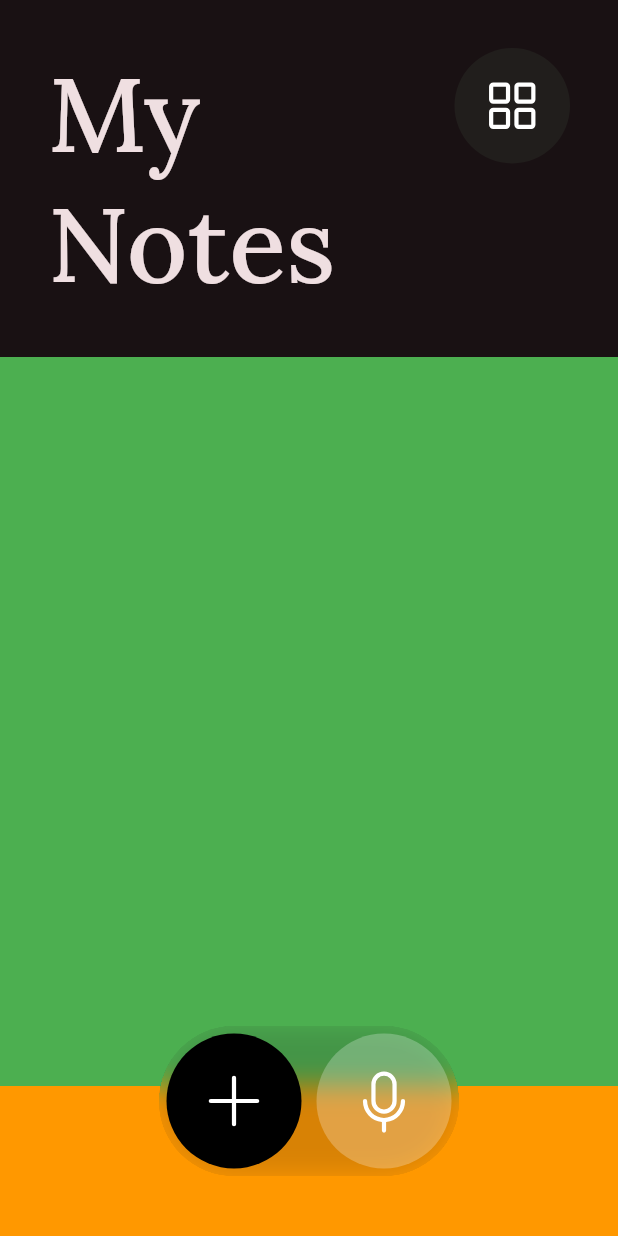
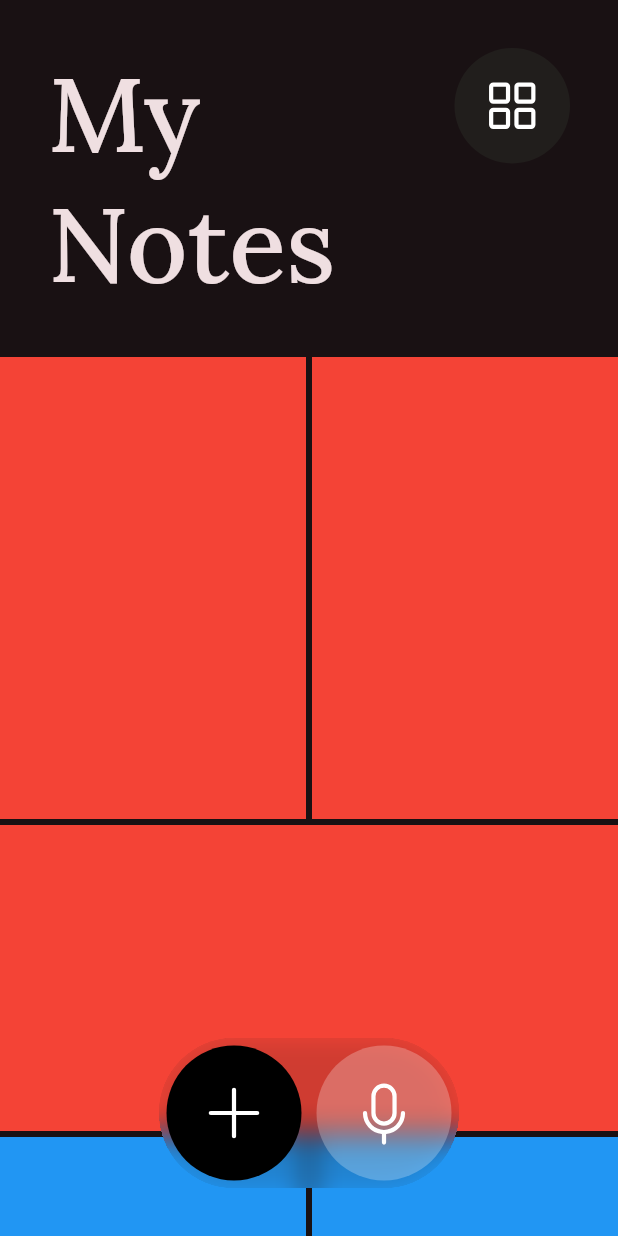
Before and after one commit to zTomz/Flutter-Samples, a Flutter app: the screen it shows after launch, on a phone screen of 412 x 824 dp. Run offline on Flutter 3.47's test engine with Material 3 defaults, Android fonts, the phone set to English and light mode, and no system bars; our stand-ins replace freezed_annotation, google_fonts, phosphor_flutter.

Commit message:
Created note and add freezed

```diff
--- a/notes/analysis_options.yaml
+++ b/notes/analysis_options.yaml
@@ -1,28 +1,8 @@
-# This file configures the analyzer, which statically analyzes Dart code to
-# check for errors, warnings, and lints.
-#
-# The issues identified by the analyzer are surfaced in the UI of Dart-enabled
-# IDEs (https://dart.dev/tools#ides-and-editors). The analyzer can also be
-# invoked from the command line by running `flutter analyze`.
-
-# The following line activates a set of recommended lints for Flutter apps,
-# packages, and plugins designed to encourage good coding practices.
 include: package:flutter_lints/flutter.yaml
 
 linter:
-  # The lint rules applied to this project can be customized in the
-  # section below to disable rules from the `package:flutter_lints/flutter.yaml`
-  # included above or to enable additional rules. A list of all available lints
-  # and their documentation is published at https://dart.dev/lints.
-  #
-  # Instead of disabling a lint rule for the entire project in the
-  # section below, it can also be suppressed for a single line of code
-  # or a specific dart file by using the `// ignore: name_of_lint` and
-  # `// ignore_for_file: name_of_lint` syntax on the line or in the file
-  # producing the lint.
   rules:
-    # avoid_print: false  # Uncomment to disable the `avoid_print` rule
-    # prefer_single_quotes: true  # Uncomment to enable the `prefer_single_quotes` rule
 
-# Additional information about this file can be found at
-# https://dart.dev/guides/language/analysis-options
+analyzer:
+  errors:
+    invalid_annotation_target: ignore
--- a/notes/lib/main.dart
+++ b/notes/lib/main.dart
@@ -1,5 +1,5 @@
 import 'package:flutter/material.dart';
-import 'package:notes/pages/home_page.dart';
+import 'package:notes/presentation/pages/home_page.dart';
 import 'package:google_fonts/google_fonts.dart';
 
 void main() {
--- /dev/null
+++ b/notes/lib/models/note/note.dart
@@ -0,0 +1,16 @@
+import 'package:freezed_annotation/freezed_annotation.dart';
+import 'package:flutter/foundation.dart';
+
+part 'note.freezed.dart';
+part 'note.g.dart';
+
+@freezed
+class Note with _$Note {
+  const factory Note({
+    required String title,
+    required String text,
+    required DateTime lastUpdated,
+  }) = _Note;
+
+  factory Note.fromJson(Map<String, dynamic> json) => _$NoteFromJson(json);
+}
--- a/notes/lib/pages/home_page.dart
+++ /dev/null
@@ -1,95 +0,0 @@
-import 'dart:ui';
-
-import 'package:flutter/material.dart';
-import 'package:phosphor_flutter/phosphor_flutter.dart';
-
-class HomePage extends StatefulWidget {
-  const HomePage({super.key});
-
-  @override
-  State<HomePage> createState() => _HomePageState();
-}
-
-class _HomePageState extends State<HomePage> {
-  @override
-  Widget build(BuildContext context) {
-    return Scaffold(
-      bottomNavigationBar: Align(
-        alignment: Alignment.bottomCenter,
-        child: Container(
-          width: 200,
-          height: 100,
-          margin: const EdgeInsets.only(bottom: 40),
-          clipBehavior: Clip.hardEdge,
-          decoration: BoxDecoration(
-            color: Theme.of(context).colorScheme.secondary.withOpacity(0.175),
-            borderRadius: BorderRadius.circular(180),
-          ),
-          child: BackdropFilter(
-            filter: ImageFilter.blur(sigmaX: 9, sigmaY: 9),
-            child: Row(
-              mainAxisSize: MainAxisSize.min,
-              mainAxisAlignment: MainAxisAlignment.spaceAround,
-              children: [
-                IconButton(
-                  onPressed: () {},
-                  style: IconButton.styleFrom(
-                    backgroundColor: Colors.black,
-                    fixedSize: const Size(90, 90),
-                  ),
-                  icon: PhosphorIcon(
-                    PhosphorIcons.plus(),
-                  ),
-                ),
-                IconButton(
-                  onPressed: () {},
-                  style: IconButton.styleFrom(
-                    backgroundColor: Colors.white.withOpacity(0.25),
-                    fixedSize: const Size(90, 90),
-                  ),
-                  icon: PhosphorIcon(
-                    PhosphorIcons.microphone(),
-                  ),
-                ),
-              ],
-            ),
-          ),
-        ),
-      ),
-      extendBody: true,
-      body: Column(
-        children: [
-          SizedBox(height: MediaQuery.of(context).padding.top),
-          Padding(
-            padding: const EdgeInsets.all(32.0),
-            child: Row(
-              mainAxisAlignment: MainAxisAlignment.spaceBetween,
-              crossAxisAlignment: CrossAxisAlignment.start,
-              children: [
-                Text(
-                  "My\nNotes",
-                  style: Theme.of(context).textTheme.headlineLarge,
-                ),
-                IconButton.filledTonal(
-                  onPressed: () {},
-                  icon: PhosphorIcon(
-                    PhosphorIcons.squaresFour(),
-                  ),
-                ),
-              ],
-            ),
-          ),
-          Expanded(
-            child: Container(
-              color: Colors.green,
-            ),
-          ),
-          Container(
-            color: Colors.orange,
-            height: 100,
-          ),
-        ],
-      ),
-    );
-  }
-}
--- /dev/null
+++ b/notes/lib/presentation/pages/home_page.dart
@@ -0,0 +1,185 @@
+import 'dart:ui';
+
+import 'package:flutter/cupertino.dart';
+import 'package:flutter/material.dart';
+import 'package:flutter/widgets.dart';
+import 'package:flutter_staggered_grid_view/flutter_staggered_grid_view.dart';
+import 'package:phosphor_flutter/phosphor_flutter.dart';
+
+class HomePage extends StatefulWidget {
+  const HomePage({super.key});
+
+  @override
+  State<HomePage> createState() => _HomePageState();
+}
+
+class _HomePageState extends State<HomePage> {
+  @override
+  Widget build(BuildContext context) {
+    return Scaffold(
+      body: Stack(
+        alignment: Alignment.center,
+        children: [
+          Positioned.fill(
+            child: ListView(
+              children: [
+                Padding(
+                  padding: const EdgeInsets.all(32.0),
+                  child: Row(
+                    mainAxisAlignment: MainAxisAlignment.spaceBetween,
+                    crossAxisAlignment: CrossAxisAlignment.start,
+                    children: [
+                      Text(
+                        "My\nNotes",
+                        style: Theme.of(context).textTheme.headlineLarge,
+                      ),
+                      IconButton.filledTonal(
+                        onPressed: () {},
+                        icon: PhosphorIcon(
+                          PhosphorIcons.squaresFour(),
+                        ),
+                      ),
+                    ],
+                  ),
+                ),
+                StaggeredGrid.count(
+                  crossAxisCount: 2,
+                  mainAxisSpacing: 4,
+                  crossAxisSpacing: 4,
+                  children: [
+                    StaggeredGridTile.count(
+                      crossAxisCellCount: 1,
+                      mainAxisCellCount: 1.5,
+                      child: Container(
+                        color: Colors.red,
+                      ),
+                    ),
+                    StaggeredGridTile.count(
+                      crossAxisCellCount: 1,
+                      mainAxisCellCount: 1.5,
+                      child: Container(
+                        color: Colors.red,
+                      ),
+                    ),
+                    StaggeredGridTile.count(
+                      crossAxisCellCount: 2,
+                      mainAxisCellCount: 1,
+                      child: Container(
+                        color: Colors.red,
+                      ),
+                    ),
+                    StaggeredGridTile.count(
+                      crossAxisCellCount: 1,
+                      mainAxisCellCount: 1.5,
+                      child: Container(
+                        color: Colors.blue,
+                      ),
+                    ),
+                    StaggeredGridTile.count(
+                      crossAxisCellCount: 1,
+                      mainAxisCellCount: 1.5,
+                      child: Container(
+                        color: Colors.blue,
+                      ),
+                    ),
+                    StaggeredGridTile.count(
+                      crossAxisCellCount: 2,
+                      mainAxisCellCount: 1,
+                      child: Container(
+                        color: Colors.blue,
+                      ),
+                    ),
+                    StaggeredGridTile.count(
+                      crossAxisCellCount: 1,
+                      mainAxisCellCount: 1.5,
+                      child: Container(
+                        color: Colors.red,
+                      ),
+                    ),
+                    StaggeredGridTile.count(
+                      crossAxisCellCount: 1,
+                      mainAxisCellCount: 1.5,
+                      child: Container(
+                        color: Colors.red,
+                      ),
+                    ),
+                    StaggeredGridTile.count(
+                      crossAxisCellCount: 2,
+                      mainAxisCellCount: 1,
+                      child: Container(
+                        color: Colors.red,
+                      ),
+                    ),
+                    StaggeredGridTile.count(
+                      crossAxisCellCount: 1,
+                      mainAxisCellCount: 1.5,
+                      child: Container(
+                        color: Colors.blue,
+                      ),
+                    ),
+                    StaggeredGridTile.count(
+                      crossAxisCellCount: 1,
+                      mainAxisCellCount: 1.5,
+                      child: Container(
+                        color: Colors.blue,
+                      ),
+                    ),
+                    StaggeredGridTile.count(
+                      crossAxisCellCount: 2,
+                      mainAxisCellCount: 1,
+                      child: Container(
+                        color: Colors.blue,
+                      ),
+                    ),
+                  ],
+                ),
+              ],
+            ),
+          ),
+          Positioned(
+            bottom: 32,
+            child: Container(
+              width: 200,
+              height: 100,
+              clipBehavior: Clip.hardEdge,
+              decoration: BoxDecoration(
+                color:
+                    Theme.of(context).colorScheme.secondary.withOpacity(0.175),
+                borderRadius: BorderRadius.circular(180),
+              ),
+              child: BackdropFilter(
+                filter: ImageFilter.blur(sigmaX: 9, sigmaY: 9),
+                child: Row(
+                  mainAxisSize: MainAxisSize.min,
+                  mainAxisAlignment: MainAxisAlignment.spaceAround,
+                  children: [
+                    IconButton(
+                      onPressed: () {},
+                      style: IconButton.styleFrom(
+                        backgroundColor: Colors.black,
+                        fixedSize: const Size(90, 90),
+                      ),
+                      icon: PhosphorIcon(
+                        PhosphorIcons.plus(),
+                      ),
+                    ),
+                    IconButton(
+                      onPressed: () {},
+                      style: IconButton.styleFrom(
+                        backgroundColor: Colors.white.withOpacity(0.25),
+                        fixedSize: const Size(90, 90),
+                      ),
+                      icon: PhosphorIcon(
+                        PhosphorIcons.microphone(),
+                      ),
+                    ),
+                  ],
+                ),
+              ),
+            ),
+          )
+        ],
+      ),
+    );
+  }
+}
```
Also changed, not shown: notes/pubspec.yaml (+7 -0 lines), notes/lib/models/note/note.freezed.dart (added), notes/lib/models/note/note.g.dart (added), notes/lib/presentation/pages/new_note_page.dart (renamed from notes/lib/pages/new_note_page.dart), notes/pubspec.lock, 2 other files.
